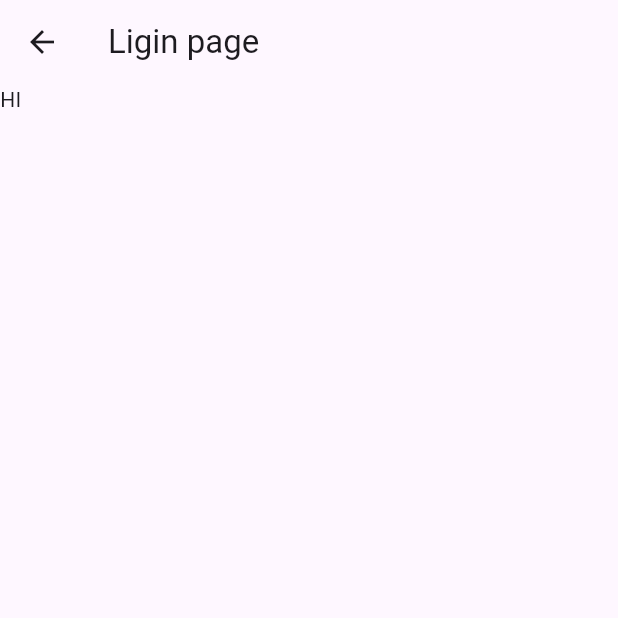
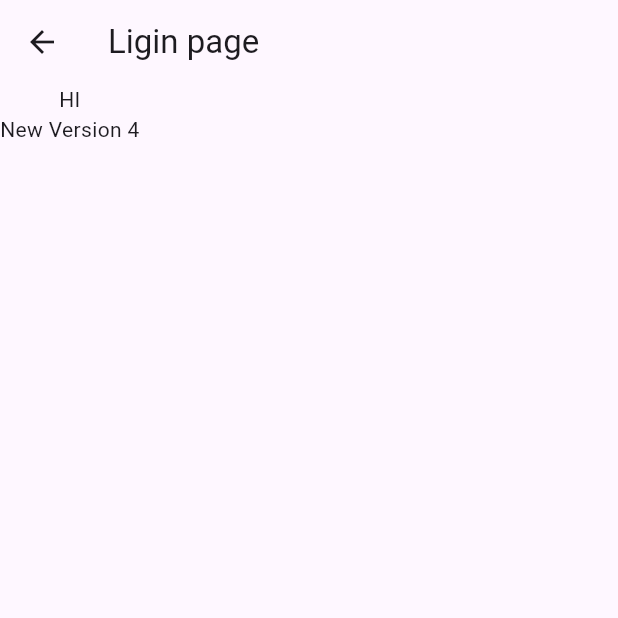
Before and after one commit to GaneshBhise2003/Flutter, a Flutter app: the Login screen opened directly, on a phone screen of 412 x 824 dp, the top half of it. Run offline on Flutter 3.47's test engine with Material 3 defaults, Android fonts, the light colour scheme and no system bars; our stand-ins replace local_auth.

Commit message:
v4 of biomatric

```diff
--- a/biomatric_auth/lib/login.dart
+++ b/biomatric_auth/lib/login.dart
@@ -16,7 +16,8 @@ class _LoginState extends State<Login> {
       ),
       body: Column(
         children: [
-          Text("HI")
+          Text("HI"),
+          Text("New Version 4")
         ],
       ),
     );
```
